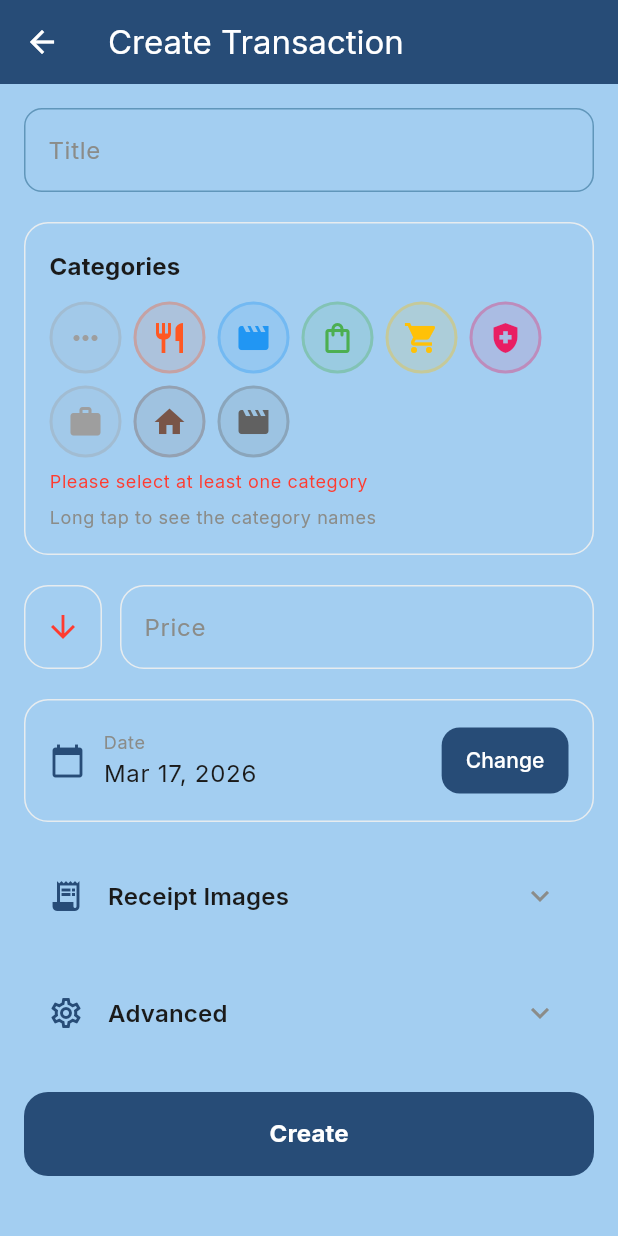
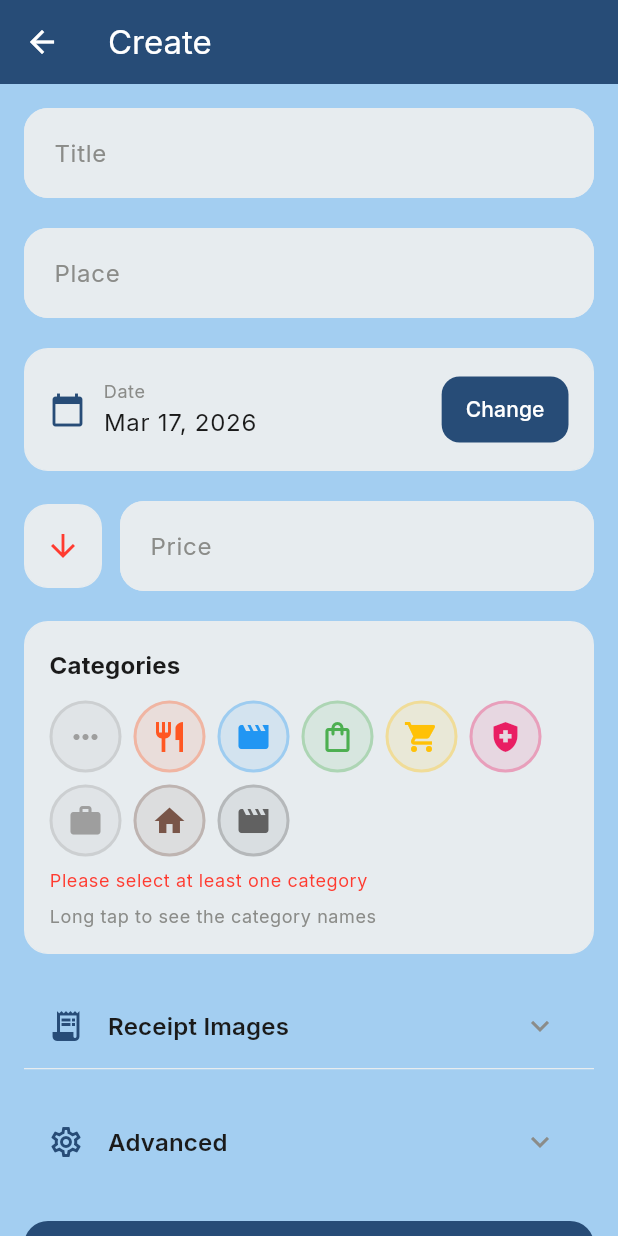
Before and after one commit to ieCecchetti/YesISpend, a Flutter app: the screen it shows after launch, item 2 of the bottom bar chosen, on a phone screen of 412 x 824 dp. Run offline on Flutter 3.47's test engine with Material 3 defaults, Android fonts, the phone set to English and light mode, and no system bars; our stand-ins replace file_picker, fl_chart, flutter_colorpicker, flutter_riverpod, google_fonts, image_picker and 4 more; accounts and stored records are empty.

Commit message:
fix(create-transaction): improve the ui with new graphic

```diff
--- a/lib/config/themes.dart
+++ b/lib/config/themes.dart
@@ -70,6 +70,8 @@ class AppThemes {
       inputDecorationTheme: InputDecorationTheme(
         filled: true,
         fillColor: lightBg,
+        contentPadding:
+            const EdgeInsets.symmetric(horizontal: 16, vertical: 18),
         border: OutlineInputBorder(
           borderRadius: BorderRadius.circular(12),
           borderSide: const BorderSide(color: lightSecondary),
@@ -128,6 +130,8 @@ class AppThemes {
       inputDecorationTheme: InputDecorationTheme(
         filled: true,
         fillColor: darkSurface,
+        contentPadding:
+            const EdgeInsets.symmetric(horizontal: 16, vertical: 18),
         border: OutlineInputBorder(
           borderRadius: BorderRadius.circular(12),
           borderSide: const BorderSide(color: darkPrimary),
@@ -186,6 +190,8 @@ class AppThemes {
       inputDecorationTheme: InputDecorationTheme(
         filled: true,
         fillColor: designSurface,
+        contentPadding:
+            const EdgeInsets.symmetric(horizontal: 16, vertical: 18),
         border: OutlineInputBorder(
           borderRadius: BorderRadius.circular(12),
           borderSide: const BorderSide(color: designPrimary),
@@ -245,6 +251,8 @@ class AppThemes {
       inputDecorationTheme: InputDecorationTheme(
         filled: true,
         fillColor: const Color(0xFFF7F2D9),
+        contentPadding:
+            const EdgeInsets.symmetric(horizontal: 16, vertical: 18),
         border: OutlineInputBorder(
           borderRadius: BorderRadius.circular(12),
           borderSide: const BorderSide(color: oliveSecondary),
@@ -304,6 +312,8 @@ class AppThemes {
       inputDecorationTheme: InputDecorationTheme(
         filled: true,
         fillColor: summerBg,
+        contentPadding:
+            const EdgeInsets.symmetric(horizontal: 16, vertical: 18),
         border: OutlineInputBorder(
           borderRadius: BorderRadius.circular(12),
           borderSide: const BorderSide(color: summerWarm),
--- a/lib/screens/create_transaction_screen.dart
+++ b/lib/screens/create_transaction_screen.dart
@@ -279,6 +279,9 @@ class _CreateTransactionScreenState
 
   @override
   Widget build(BuildContext context) {
+    final bgLight = Theme.of(context).inputDecorationTheme.fillColor ??
+        Theme.of(context).colorScheme.surface;
+
     final categoryList = ref.watch(categoriesProvider);
 
     return Scaffold(
@@ -287,8 +290,7 @@ class _CreateTransactionScreenState
           _isReadOnly
               ? 'Transaction Details'
               : (widget.transaction == null
-                  ? 'Create Transaction'
-                  : 'Edit Transaction'),
+                  ? 'Create' : 'Edit'),
         ),
         actions: [
           if (_isReadOnly)
@@ -394,9 +396,27 @@ class _CreateTransactionScreenState
                 labelText: 'Title',
                 border: OutlineInputBorder(
                   borderRadius: BorderRadius.circular(16),
+                  borderSide: BorderSide(
+                    color:
+                        Theme.of(context).colorScheme.surfaceContainerHighest,
+                  ),
+                ),
+                enabledBorder: OutlineInputBorder(
+                  borderRadius: BorderRadius.circular(16),
+                  borderSide: BorderSide(
+                    color:
+                        Theme.of(context).colorScheme.surfaceContainerHighest,
+                  ),
+                ),
+                focusedBorder: OutlineInputBorder(
+                  borderRadius: BorderRadius.circular(16),
+                  borderSide: BorderSide(
+                    color:
+                        Theme.of(context).colorScheme.surfaceContainerHighest,
+                  ),
                 ),
                 filled: true,
-                fillColor: Theme.of(context).colorScheme.surface,
+                fillColor: bgLight,
               ),
               validator: (value) {
                 if (!_isReadOnly && (value == null || value.isEmpty)) {
@@ -407,11 +427,112 @@ class _CreateTransactionScreenState
             ),
             const SizedBox(height: 20.0),
 
+            // Place Field
+            TextFormField(
+              controller: _placeController,
+              enabled: !_isReadOnly,
+              readOnly: _isReadOnly,
+              decoration: InputDecoration(
+                labelText: 'Place',
+                border: OutlineInputBorder(
+                  borderRadius: BorderRadius.circular(16),
+                  borderSide: BorderSide(
+                    color:
+                        Theme.of(context).colorScheme.surfaceContainerHighest,
+                  ),
+                ),
+                enabledBorder: OutlineInputBorder(
+                  borderRadius: BorderRadius.circular(16),
+                  borderSide: BorderSide(
+                    color:
+                        Theme.of(context).colorScheme.surfaceContainerHighest,
+                  ),
+                ),
+                focusedBorder: OutlineInputBorder(
+                  borderRadius: BorderRadius.circular(16),
+                  borderSide: BorderSide(
+                    color:
+                        Theme.of(context).colorScheme.surfaceContainerHighest,
+                  ),
+                ),
+                filled: true,
+                fillColor: bgLight,
+              ),
+              validator: (value) {
+                return null;
+              },
+            ),
+            const SizedBox(height: 20.0),
+
+            // Date Picker
+            Container(
+              padding: const EdgeInsets.all(16.0),
+              decoration: BoxDecoration(
+                color: bgLight,
+                borderRadius: BorderRadius.circular(16),
+                border: Border.all(
+                  color: Theme.of(context).colorScheme.surfaceContainerHighest,
+                ),
+              ),
+              child: Row(
+                children: [
+                  Icon(
+                    Icons.calendar_today,
+                    color: Theme.of(context).colorScheme.primary,
+                  ),
+                  const SizedBox(width: 12),
+                  Expanded(
+                    child: Column(
+                      crossAxisAlignment: CrossAxisAlignment.start,
+                      children: [
+                        Text(
+                          _isRecurrent ? 'Start date' : 'Date',
+                          style:
+                              Theme.of(context).textTheme.bodySmall?.copyWith(
+                                    color: Theme.of(context)
+                                        .colorScheme
+                                        .onSurfaceVariant,
+                                  ),
+                        ),
+                        Text(
+                          DateFormat.yMMMd().format(_selectedDate),
+                          style: Theme.of(context).textTheme.bodyLarge,
+                        ),
+                      ],
+                    ),
+                  ),
+                  if (!_isReadOnly)
+                    ElevatedButton(
+                      onPressed: _pickDate,
+                      style: ElevatedButton.styleFrom(
+                        padding: const EdgeInsets.symmetric(
+                            horizontal: 16, vertical: 12),
+                      ),
+                      child: const Text('Change'),
+                    ),
+                ],
+              ),
+            ),
+            const SizedBox(height: 20.0),
+
+            // Price Field
+            priceTextView(
+              selectedType: _transactionType,
+              priceController: _priceController,
+              onTypeChanged: (String? newValue) {
+                setState(() {
+                  _transactionType = newValue!;
+                });
+              },
+              readOnly: _isReadOnly,
+            ),
+            const SizedBox(height: 20.0),
+
             // Categories Selection
             Container(
               padding: const EdgeInsets.all(16.0),
               decoration: BoxDecoration(
-                color: Theme.of(context).colorScheme.surface,
+                color: bgLight,
                 borderRadius: BorderRadius.circular(16),
                 border: Border.all(
                   color: Theme.of(context).colorScheme.surfaceContainerHighest,
@@ -500,72 +621,6 @@ class _CreateTransactionScreenState
             ),
             const SizedBox(height: 20.0),
 
-            // Price Field
-            priceTextView(
-              selectedType: _transactionType,
-              priceController: _priceController,
-              onTypeChanged: (String? newValue) {
-                setState(() {
-                  _transactionType = newValue!;
-                });
-              },
-              readOnly: _isReadOnly,
-            ),
-            const SizedBox(height: 20.0),
-
-            // Date Picker
-            Container(
-              padding: const EdgeInsets.all(16.0),
-              decoration: BoxDecoration(
-                color: Theme.of(context).colorScheme.surface,
-                borderRadius: BorderRadius.circular(16),
-                border: Border.all(
-                  color: Theme.of(context).colorScheme.surfaceContainerHighest,
-                ),
-              ),
-              child: Row(
-                children: [
-                  Icon(
-                    Icons.calendar_today,
-                    color: Theme.of(context).colorScheme.primary,
-                  ),
-                  const SizedBox(width: 12),
-                  Expanded(
-                    child: Column(
-                      crossAxisAlignment: CrossAxisAlignment.start,
-                      children: [
-                        Text(
-                          _isRecurrent ? 'Start date' : 'Date',
-                          style: Theme.of(context)
-                              .textTheme
-                              .bodySmall
-                              ?.copyWith(
-                                color: Theme.of(context)
-                                    .colorScheme
-                                    .onSurfaceVariant,
-                              ),
-                        ),
-                        Text(
-                          DateFormat.yMMMd().format(_selectedDate),
-                          style: Theme.of(context).textTheme.bodyLarge,
-                        ),
-                      ],
-                    ),
-                  ),
-                  if (!_isReadOnly)
-                    ElevatedButton(
-                      onPressed: _pickDate,
-                      style: ElevatedButton.styleFrom(
-                        padding: const EdgeInsets.symmetric(
-                            horizontal: 16, vertical: 12),
-                      ),
-                      child: const Text('Change'),
-                    ),
-                ],
-              ),
-            ),
-            const SizedBox(height: 20.0),
-
             // Receipt Images Section
             if (!_isReadOnly ||
                 _imagePaths.isNotEmpty ||
@@ -631,10 +686,7 @@ class _CreateTransactionScreenState
                                       width: 80,
                                       height: 80,
                                       decoration: BoxDecoration(
-                                        color: Theme.of(context)
-                                            .colorScheme
-                                            .surfaceContainerHighest
-                                            .withOpacity(0.5),
+                                        color: bgLight,
                                         borderRadius: BorderRadius.circular(12),
                                         border: Border.all(
                                           color: Theme.of(context)
@@ -661,10 +713,7 @@ class _CreateTransactionScreenState
                           width: double.infinity,
                           padding: const EdgeInsets.all(20),
                           decoration: BoxDecoration(
-                            color: Theme.of(context)
-                                .colorScheme
-                                .surfaceContainerHighest
-                                .withOpacity(0.3),
+                            color: bgLight,
                             borderRadius: BorderRadius.circular(12),
                             border: Border.all(
                               color: Theme.of(context)
@@ -699,60 +748,14 @@ class _CreateTransactionScreenState
               title: 'Advanced',
               icon: Icons.settings_outlined,
               initiallyExpanded: false,
+              showBottomBorder: false,
               child: Column(
                 children: [
-                        // Place Field
-                        TextFormField(
-                          controller: _placeController,
-                          enabled: !_isReadOnly,
-                          readOnly: _isReadOnly,
-                          decoration: InputDecoration(
-                            labelText: 'Place',
-                            border: OutlineInputBorder(
-                              borderRadius: BorderRadius.circular(16),
-                              borderSide: BorderSide(
-                                color: Theme.of(context)
-                                        .inputDecorationTheme
-                                        .enabledBorder
-                                        ?.borderSide
-                                        .color ??
-                                    Theme.of(context)
-                                        .colorScheme
-                                        .surfaceContainerHighest,
-                              ),
-                            ),
-                            enabledBorder: OutlineInputBorder(
-                              borderRadius: BorderRadius.circular(16),
-                              borderSide: BorderSide(
-                                color: Theme.of(context)
-                                        .inputDecorationTheme
-                                        .enabledBorder
-                                        ?.borderSide
-                                        .color ??
-                                    Theme.of(context)
-                                        .colorScheme
-                                        .surfaceContainerHighest,
-                              ),
-                            ),
-                            filled: true,
-                            fillColor: Theme.of(context)
-                                    .inputDecorationTheme
-                                    .fillColor ??
-                                Theme.of(context).colorScheme.surface,
-                          ),
-                          validator: (value) {
-                            return null;
-                          },
-                        ),
-                        const SizedBox(height: 20.0),
                         // Split Toggle + Percentage (unified card)
                         Container(
                           padding: const EdgeInsets.all(16.0),
                           decoration: BoxDecoration(
-                            color: Theme.of(context)
-                                .colorScheme
-                                .surfaceContainerHighest
-                                .withOpacity(0.3),
+                      color: bgLight,
                             borderRadius: BorderRadius.circular(16),
                             border: Border.all(
                               color: Theme.of(context)
@@ -891,9 +894,7 @@ class _CreateTransactionScreenState
                                       borderRadius: BorderRadius.circular(16),
                                     ),
                                     filled: true,
-                                    fillColor: Theme.of(context)
-                                        .colorScheme
-                                        .surface,
+                              fillColor: bgLight,
                                   ),
                                   validator: (value) => null,
                                 ),
@@ -906,10 +907,7 @@ class _CreateTransactionScreenState
                         Container(
                           padding: const EdgeInsets.all(16.0),
                           decoration: BoxDecoration(
-                            color: Theme.of(context)
-                                .colorScheme
-                                .surfaceContainerHighest
-                                .withOpacity(0.3),
+                      color: bgLight,
                             borderRadius: BorderRadius.circular(16),
                             border: Border.all(
                               color: Theme.of(context)
--- a/lib/widgets/expand_panel.dart
+++ b/lib/widgets/expand_panel.dart
@@ -5,6 +5,7 @@ class ExpandPanel extends StatefulWidget {
   final IconData? icon;
   final Widget child;
   final bool initiallyExpanded;
+  final bool showBottomBorder;
   final Widget? trailing;
 
   const ExpandPanel({
@@ -13,6 +14,7 @@ class ExpandPanel extends StatefulWidget {
     this.icon,
     required this.child,
     this.initiallyExpanded = false,
+    this.showBottomBorder = true,
     this.trailing,
   });
 
@@ -36,6 +38,20 @@ class _ExpandPanelState extends State<ExpandPanel> {
         dividerColor: Theme.of(context).colorScheme.surfaceContainerHighest,
       ),
       child: ExpansionTile(
+        shape: Border(
+          bottom: BorderSide(
+            color: widget.showBottomBorder
+                ? Theme.of(context).colorScheme.surfaceContainerHighest
+                : Colors.transparent,
+          ),
+        ),
+        collapsedShape: Border(
+          bottom: BorderSide(
+            color: widget.showBottomBorder
+                ? Theme.of(context).colorScheme.surfaceContainerHighest
+                : Colors.transparent,
+          ),
+        ),
         title: Text(
           widget.title,
           style: Theme.of(context).textTheme.titleMedium?.copyWith(
--- a/lib/widgets/forms/price_textview.dart
+++ b/lib/widgets/forms/price_textview.dart
@@ -9,7 +9,8 @@ Widget priceTextView({
   return Builder(
     builder: (context) {
       final isIncome = selectedType == '+';
-      final fillColor = Theme.of(context).colorScheme.surface;
+      final fillColor = Theme.of(context).inputDecorationTheme.fillColor ??
+          Theme.of(context).colorScheme.surface;
       final borderColor = Theme.of(context).colorScheme.surfaceContainerHighest;
       return Row(
         children: [
```
